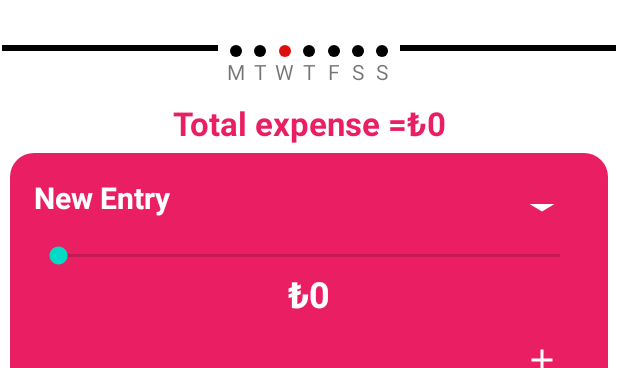
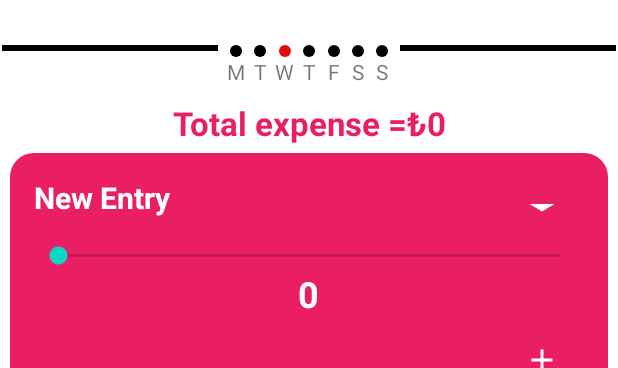
Before and after one commit to ozancanguz/Expense-Tracker, an Android app: the screen it shows after launch (MainActivity), after a tap on "Add Icon", on a phone screen of 412 x 824 dp, the part 129-497 px from its top. Run offline under Robolectric (Android 15) with nearby library versions, the phone set to English and light mode, and no system bars; our stand-ins replace Dagger/Hilt's generated code, Room's generated code; 1 other tap on this screen came first.

```diff
--- a/app/build.gradle
+++ b/app/build.gradle
@@ -12,7 +12,7 @@ android {
 
     defaultConfig {
         applicationId "com.example.expense_tracker"
-        minSdk 24
+        minSdk 26
         targetSdk 33
         versionCode 1
         versionName "1.0"
--- a/app/src/main/java/com/example/expense_tracker/data/repository/Repository.kt
+++ b/app/src/main/java/com/example/expense_tracker/data/repository/Repository.kt
@@ -5,7 +5,7 @@ import dagger.hilt.android.scopes.ViewModelScoped
 import javax.inject.Inject
 
 @ViewModelScoped
-class Repository@Inject constructor(private var localDataSource: LocalDataSource) {
+class Repository@Inject constructor( localDataSource: LocalDataSource) {
 
     var local=localDataSource
 }
--- a/app/src/main/java/com/example/expense_tracker/di/DatabaseModule.kt
+++ b/app/src/main/java/com/example/expense_tracker/di/DatabaseModule.kt
@@ -22,7 +22,7 @@ object DatabaseModule {
     ) = Room.databaseBuilder(
         context,
         ExpenseDatabase::class.java,
-        "product_database"
+        "expense_database"
     ).build()
 
 
--- a/app/src/main/java/com/example/expense_tracker/ui/MainActivity.kt
+++ b/app/src/main/java/com/example/expense_tracker/ui/MainActivity.kt
@@ -9,7 +9,6 @@ import dagger.hilt.android.AndroidEntryPoint
 @AndroidEntryPoint
 class MainActivity : AppCompatActivity() {
     private lateinit var binding: ActivityMainBinding
-
     override fun onCreate(savedInstanceState: Bundle?) {
         super.onCreate(savedInstanceState)
         binding = ActivityMainBinding.inflate(layoutInflater)
--- a/app/src/main/java/com/example/expense_tracker/ui/fragments/ListFragment.kt
+++ b/app/src/main/java/com/example/expense_tracker/ui/fragments/ListFragment.kt
@@ -4,15 +4,20 @@ import android.graphics.Color
 import android.graphics.PorterDuff
 import android.icu.util.Calendar
 import android.os.Bundle
+import android.util.Log
 import androidx.fragment.app.Fragment
 import android.view.LayoutInflater
 import android.view.View
 import android.view.ViewGroup
 import android.widget.SeekBar
 import androidx.core.content.ContextCompat
+import androidx.fragment.app.viewModels
 import com.example.expense_tracker.R
+import com.example.expense_tracker.data.entity.Expense
 import com.example.expense_tracker.databinding.FragmentListBinding
 import dagger.hilt.android.AndroidEntryPoint
+import java.time.LocalDateTime
+import java.time.format.DateTimeFormatter
 
 @AndroidEntryPoint
 class ListFragment : Fragment() {
@@ -20,6 +25,8 @@ class ListFragment : Fragment() {
     private var _binding: FragmentListBinding? = null
 
     private val binding get() = _binding!!
+
+    private val listviewmodel:ListViewModel by viewModels()
 
 
     override fun onCreateView(
@@ -46,6 +53,8 @@ class ListFragment : Fragment() {
 
     }
 
+
+
     private fun seekBar() {
         //-------------------------------
         val seekbar = binding.seekbar
@@ -56,7 +65,7 @@ class ListFragment : Fragment() {
 
             override fun onProgressChanged(seekBar: SeekBar?, progress: Int, fromUser: Boolean) {
                 // Update the text view with the seekbar progress
-                seekbarTextView.text = "₺$progress"
+                seekbarTextView.text = "$progress"
             }
 
             override fun onStartTrackingTouch(seekBar: SeekBar?) {
@@ -71,7 +80,14 @@ class ListFragment : Fragment() {
         addIcon.setOnClickListener {
             // Get the current value of the seekbar
             val currentProgress = seekbar.progress
-            // Do something with the currentProgress value, such as adding it to a database
+             // insert expense list to db
+            val currentDateTime = LocalDateTime.now()
+            val formatter = DateTimeFormatter.ofPattern("EEEE, MMMM d")
+            val formattedDate = currentDateTime.format(formatter)
+            println(formattedDate)
+            val expense=Expense(0,formattedDate,currentProgress.toInt())
+            listviewmodel.insertExpense(expense)
+            Log.d("viewmodel",""+expense)
 
         }
 
--- a/app/src/main/java/com/example/expense_tracker/ui/fragments/ListViewModel.kt
+++ b/app/src/main/java/com/example/expense_tracker/ui/fragments/ListViewModel.kt
@@ -19,7 +19,7 @@ class ListViewModel@Inject constructor(private var repository: Repository,applic
 
 
     // insert expense
-    private fun insertExpense(expense: Expense){
+   fun insertExpense(expense: Expense){
         viewModelScope.launch {
             repository.local.insertExpense(expense)
         }
--- a/app/src/main/res/layout/fragment_list.xml
+++ b/app/src/main/res/layout/fragment_list.xml
@@ -258,7 +258,7 @@
             android:layout_height="wrap_content"
             android:layout_below="@+id/seekbar"
             android:layout_centerHorizontal="true"
-            android:text="₺0"
+            android:text="0"
             android:textStyle="bold"
             android:textColor="@android:color/white"
             android:textSize="24sp" />
```
